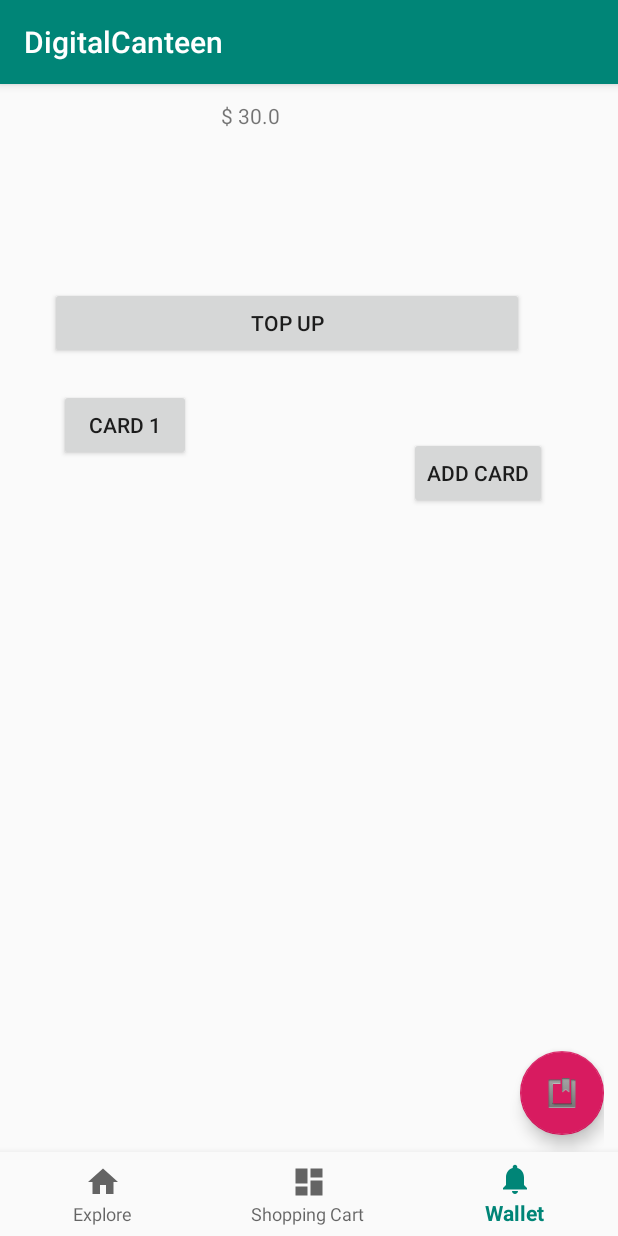
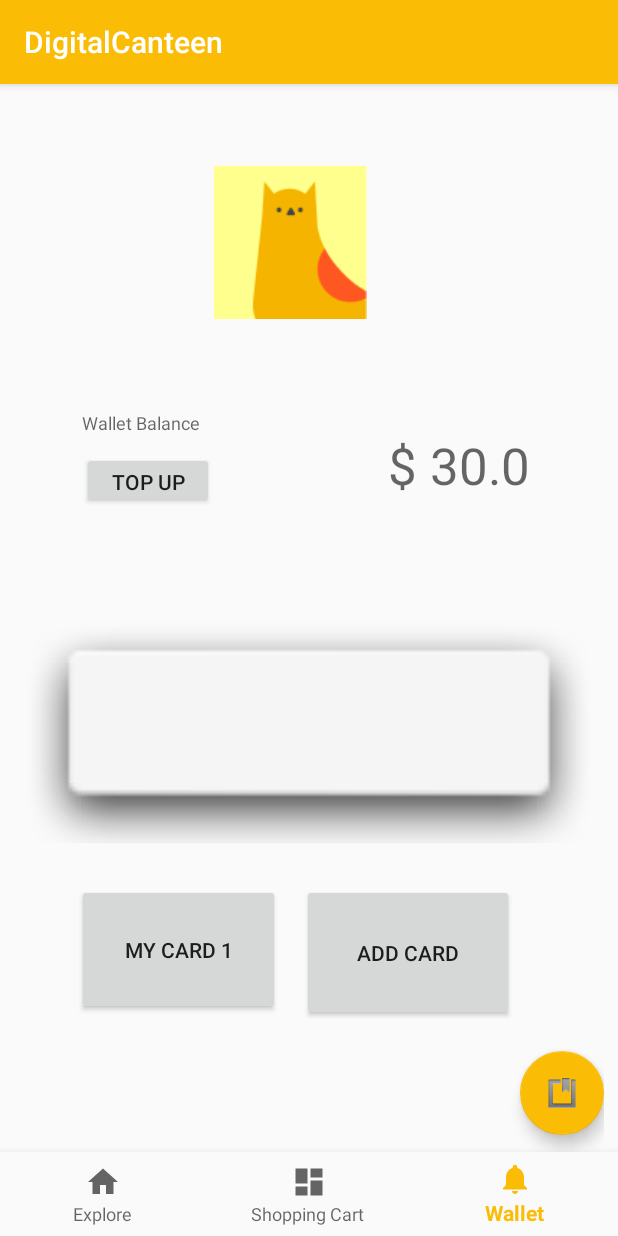
Before and after one commit to PengShanshan99/DigitalCanteen, an Android app: the ExploreFragments screen opened directly, with no data from a screen before it, item 3 of the bottom bar chosen, on a phone screen of 412 x 824 dp. Run offline under Robolectric (Android 15) with nearby library versions, the phone set to English and light mode, and no system bars; our stand-ins replace Firebase (no records; nobody signed in at launch, a user with empty details on screens opened directly).

Commit message:
added background image for explore, changed wallet layout, changed food holder

```diff
--- a/app/src/main/java/com/istd/digitalcanteen/TrackOrderFragment.java
+++ b/app/src/main/java/com/istd/digitalcanteen/TrackOrderFragment.java
@@ -1,4 +1,7 @@
 package com.istd.digitalcanteen;
 
-public class trackOrderFragment {
+import android.support.v4.app.Fragment;
+
+public class TrackOrderFragment extends Fragment {
+
 }
--- a/app/src/main/java/com/istd/digitalcanteen/WalletFragments.java
+++ b/app/src/main/java/com/istd/digitalcanteen/WalletFragments.java
@@ -28,17 +28,7 @@ import android.widget.TextView;
 
 public class WalletFragments extends Fragment {
     Context mContext;
-    RecyclerView recyclerViewMenu;
-    FirebaseDatabase mFB;
-    DatabaseReference mRef;
-    ArrayList<Integer> list_of_id;// a list to remember the id's when the food items are retrieved from firebase, so that when
-    //people want to modify a food and click on a food display in the ui and be led to the edit food page, the edittextviews could be filled up automatically
-    //with the data retrieved from firebase first.
     View rootView;
-    Adapter mAdapter;
-    double dailyExpense;
-    double weeklyExpense;
-    Button addCardButton;
 
     @Nullable
     @Override
@@ -46,67 +36,6 @@ public class WalletFragments extends Fragment {
 
         mContext = getActivity();
         rootView = inflater.inflate(R.layout.fragment_wallet, container, false);
-
-        //TODO:retrieve finished order by this user according to date of order
-        mFB = FirebaseDatabase.getInstance();
-        mRef = mFB.getReference("menu"); //menu to be changed
-
-        //TextView total = TextView.findViewById(R.id.total);
-
-
-
-        Button addCardButton = rootView.findViewById(R.id.button_addCard);
-        addCardButton.setOnClickListener(new View.OnClickListener() {
-            @Override
-            public void onClick(View v) {
-                Log.i("addNewIntentCreated","the method setOnClickListener is called");
-                Intent intent = new Intent(getActivity(), AddCard.class);
-                startActivity(intent);
-            }
-        });
-
-
-        FloatingActionButton fab_refresh = (FloatingActionButton) rootView.findViewById(R.id.fab_refresh_moving);//refresh the list when this button is clicked
-
-        fab_refresh.setOnClickListener(new View.OnClickListener() {
-            @Override
-            public void onClick(View view) {
-                mRef.addValueEventListener(new ValueEventListener() {
-                    @Override
-                    public void onDataChange(@NonNull DataSnapshot dataSnapshot) {
-//                        Toast toast = Toast.makeText(getActivity(), R.string.databaseChanged, Toast.LENGTH_LONG);
-//                        toast.show();
-                        double dailyExpense = 0.0;
-                        double weeklyExpense = 0.0;
-
-                        list_of_id = new ArrayList<Integer>();
-                        for (DataSnapshot dataSnapshot1 : dataSnapshot.getChildren()) {
-                            list_of_id.add(Integer.parseInt(dataSnapshot1.getKey()));
-                            Order orderRetrieved = dataSnapshot1.getValue(Order.class);
-
-                            double orderTotal = orderRetrieved.getTotal();
-                            String orderTime = orderRetrieved.getTime();
-                            //TODO:write date information in order
-                            //TODO: read date info here
-
-                            //if DateUtils.isToday(orderTime){
-                            //  dailyExpense = dailyExpense + orderTotal;
-                            //}
-                            //TODO: calculate and display daily&weekly expense
-
-
-                        }
-                    }
-
-                    @Override
-                    public void onCancelled(@NonNull DatabaseError databaseError) {
-                        Log.w("hello", "Failed to read value.", databaseError.toException());
-                    }
-                });
-
-            }
-
-        });
         return rootView;
     }
 
--- a/app/src/main/res/layout/fragment_wallet.xml
+++ b/app/src/main/res/layout/fragment_wallet.xml
@@ -6,18 +6,6 @@
     android:layout_marginRight="9dp"
     android:layout_marginLeft="9dp"
     xmlns:app="http://schemas.android.com/apk/res-auto">
-
-    <Button
-        android:id="@+id/button_addCard"
-        android:layout_width="wrap_content"
-        android:layout_height="wrap_content"
-        android:layout_alignEnd="@+id/textView"
-        android:layout_alignParentLeft="false"
-        android:layout_alignParentTop="false"
-        android:layout_alignParentBottom="false"
-        android:layout_marginTop="235dp"
-        android:layout_marginEnd="-100dp"
-        android:text="Add Card" />
 
 
     <android.support.design.widget.FloatingActionButton
@@ -31,32 +19,89 @@
         android:layout_marginBottom="11dp"
         app:srcCompat="@android:drawable/ic_input_get" />
 
+    <ImageView
+        android:id="@+id/imageView7"
+        android:layout_width="match_parent"
+        android:layout_height="160dp"
+        android:layout_alignParentStart="true"
+        android:layout_alignParentLeft="true"
+        android:layout_alignParentBottom="true"
+        android:layout_marginStart="0dp"
+        android:layout_marginLeft="0dp"
+        android:layout_marginBottom="206dp"
+        app:srcCompat="@android:drawable/dialog_holo_light_frame" />
+
     <TextView
         android:id="@+id/textView"
-        android:layout_width="117dp"
-        android:layout_height="94dp"
-        android:layout_alignParentTop="true"
-        android:layout_centerHorizontal="true"
-        android:layout_marginTop="11dp"
-        android:text="$ 30.0" />
+        android:layout_width="91dp"
+        android:layout_height="28dp"
+        android:layout_alignParentStart="true"
+        android:layout_alignParentLeft="true"
+        android:layout_marginStart="45dp"
+        android:layout_marginLeft="45dp"
+        android:layout_marginTop="217dp"
+        android:text="Wallet Balance"
+        android:textAppearance="@style/TextAppearance.AppCompat.Caption" />
 
-    <Button
-        android:id="@+id/button"
-        android:layout_width="316dp"
+    <TextView
+        android:id="@+id/textView4"
+        android:layout_width="wrap_content"
         android:layout_height="wrap_content"
-        android:layout_alignBottom="@+id/button_addCard"
-        android:layout_alignParentStart="true"
-        android:layout_marginStart="24dp"
-        android:layout_marginBottom="100dp"
-        android:text="TOP UP" />
+        android:layout_alignParentTop="false"
+        android:layout_alignParentEnd="true"
+        android:layout_alignParentRight="true"
+        android:layout_marginTop="231dp"
+        android:layout_marginEnd="49dp"
+        android:layout_marginRight="49dp"
+        android:text="$ 30.0"
+        android:textAppearance="@style/TextAppearance.AppCompat.Display1" />
 
     <Button
         android:id="@+id/button2"
         android:layout_width="wrap_content"
-        android:layout_height="wrap_content"
+        android:layout_height="38dp"
+        android:layout_below="@+id/textView"
         android:layout_alignStart="@+id/textView"
-        android:layout_alignBottom="@+id/button"
-        android:layout_marginStart="-108dp"
-        android:layout_marginBottom="-68dp"
-        android:text="CARD 1" />
+        android:text="TOP UP"
+        android:textAppearance="@style/TextAppearance.AppCompat.Body2" />
+
+    <Button
+        android:id="@+id/button3"
+        android:layout_width="135dp"
+        android:layout_height="87dp"
+        android:layout_alignParentStart="true"
+        android:layout_alignParentLeft="true"
+        android:layout_alignParentBottom="true"
+        android:layout_marginStart="42dp"
+        android:layout_marginLeft="42dp"
+        android:layout_marginBottom="91dp"
+        android:text="MY CARD 1"
+        android:textAppearance="@style/TextAppearance.AppCompat.Button" />
+
+    <Button
+        android:id="@+id/button4"
+        android:layout_width="141dp"
+        android:layout_height="91dp"
+        android:layout_alignParentStart="true"
+        android:layout_alignParentLeft="true"
+        android:layout_alignParentBottom="true"
+        android:layout_marginStart="192dp"
+        android:layout_marginLeft="192dp"
+        android:layout_marginBottom="87dp"
+        android:text="ADD CARD"
+        android:textAppearance="@style/TextAppearance.AppCompat.Button" />
+
+    <ImageView
+        android:id="@+id/imageView3"
+        android:layout_width="102dp"
+        android:layout_height="107dp"
+        android:layout_alignParentStart="true"
+        android:layout_alignParentLeft="true"
+        android:layout_alignParentTop="true"
+        android:layout_marginStart="133dp"
+        android:layout_marginLeft="133dp"
+        android:layout_marginTop="52dp"
+        app:srcCompat="@drawable/e" />
+
+
 </RelativeLayout>
--- a/app/src/main/res/values/colors.xml
+++ b/app/src/main/res/values/colors.xml
@@ -1,6 +1,7 @@
 <?xml version="1.0" encoding="utf-8"?>
 <resources>
-    <color name="colorPrimary">#008577</color>
-    <color name="colorPrimaryDark">#00574B</color>
-    <color name="colorAccent">#D81B60</color>
+    <color name="colorPrimary">#FBBC05</color>
+    <color name="colorPrimaryDark">#FBA805</color>
+    <color name="colorAccent">#FBBC05</color>
+    <color name = "colorWhite">#FFFFFF</color>color>
 </resources>
```
Also changed, not shown: app/src/main/java/com/istd/digitalcanteen/FoodHolderStudent.java (+13 -13 lines), app/src/main/res/layout/activity_log_in.xml (+15 -12 lines), app/src/main/res/layout/fragment_explore.xml (+11 -0 lines), app/src/main/res/drawable-hdpi/e.jpg (added), app/src/main/res/drawable-hdpi/studentmenu.png (added).
